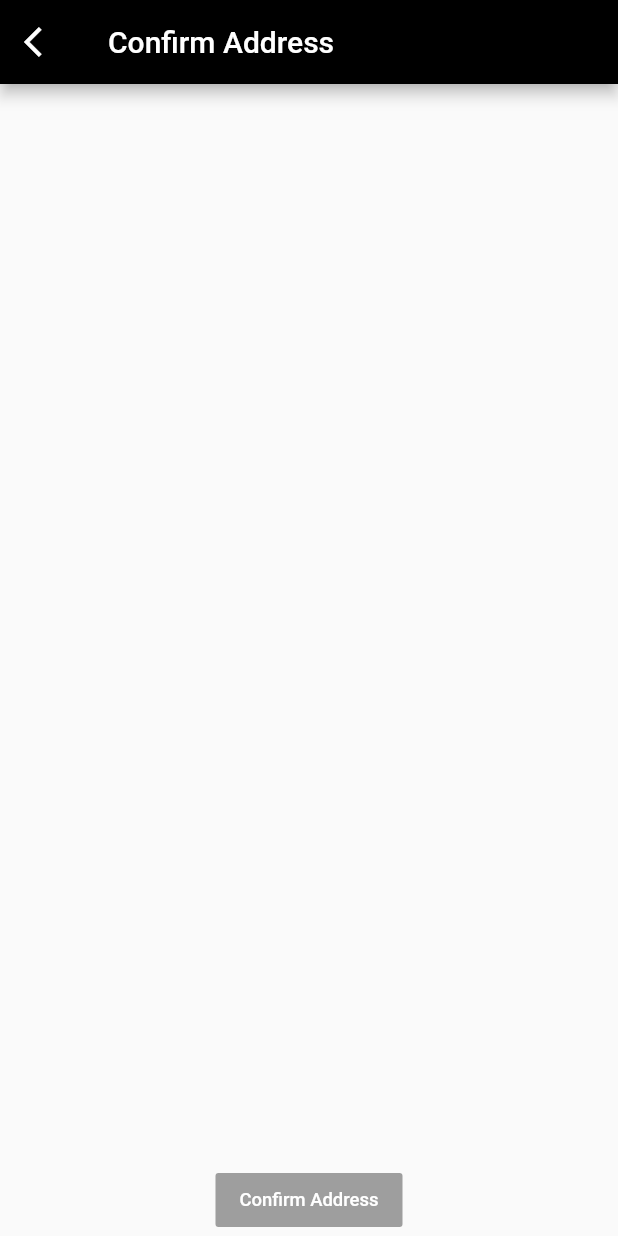
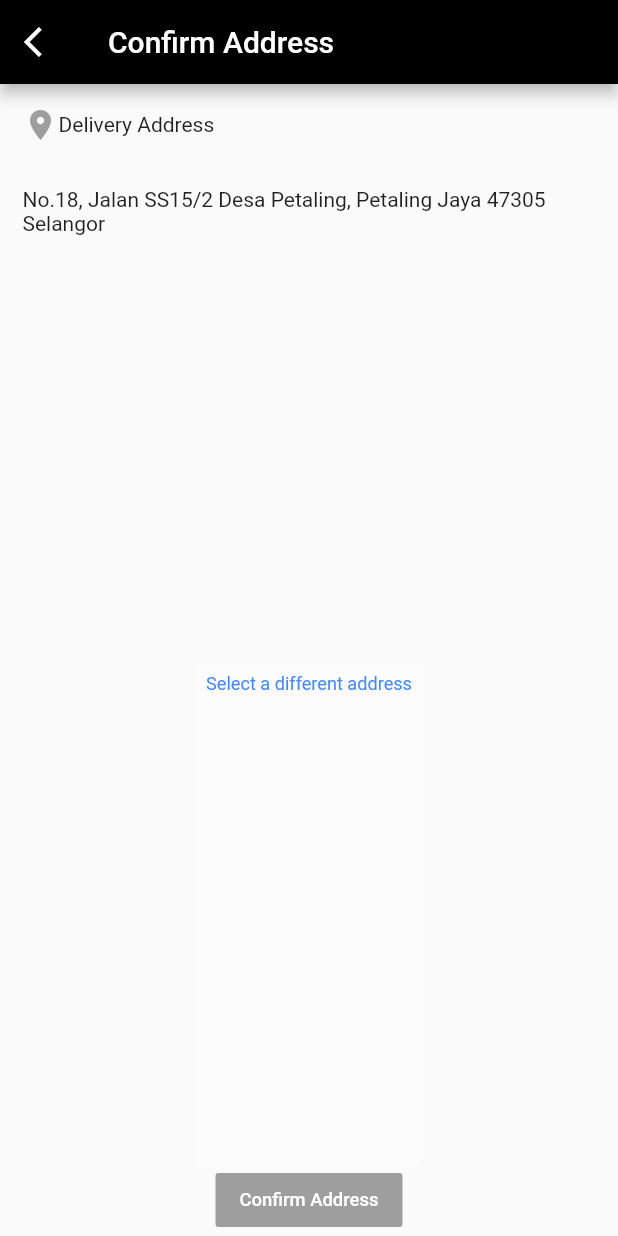
Before and after one commit to aimanuslim/Gas2Go, a Flutter app: the ConfirmOrder screen opened directly, on a phone screen of 412 x 824 dp. Run offline on Flutter 3.47's test engine with Material 2 defaults, Android fonts, the phone set to English and light mode, and no system bars; missing offline and left inert: transformer_page_view.

Commit message:
Add Screen 1

```diff
--- a/lib/customerorder_confirmaddress.dart
+++ b/lib/customerorder_confirmaddress.dart
@@ -1,6 +1,7 @@
 import 'package:flutter/material.dart';
 
-class ConfirmOrder extends StatelessWidget{
+//Screen 13
+class ConfirmOrder extends StatelessWidget {
   @override
   Widget build(BuildContext context) {
     return new Scaffold(
@@ -8,42 +9,79 @@ class ConfirmOrder extends StatelessWidget{
         backgroundColor: Colors.black,
         leading: IconButton(
           tooltip: "Previous Screen",
-          icon: new Icon(Icons.arrow_back_ios, color: Colors.white,),
+          icon: new Icon(
+            Icons.arrow_back_ios,
+            color: Colors.white,
+          ),
           onPressed: null,
         ),
         title: new Text("Confirm Address"),
       ),
-
       body: new Container(
         child: Column(
           children: <Widget>[
+            Padding(
+              padding: const EdgeInsets.all(15.0),
+              child: Row(
+                children: <Widget>[
+                  new Icon(
+                    Icons.location_on,
+                    color: Colors.grey,
+                  ),
+                  new Text("Delivery Address"),
+                ],
+              ),
+            ),
             new Expanded(
               child: new Container(
-
+                child: Column(
+                  children: <Widget>[
+                    Column(
+                      children: <Widget>[
+                        Padding(
+                          padding: const EdgeInsets.all(15.0),
+                          child: new Text(
+                              "No.18, Jalan SS15/2 Desa Petaling, Petaling Jaya 47305 Selangor"),
+                        ),
+                      ],
+                    )
+                  ],
+                ),
               ),
-
             ),
-
+            new Expanded(
+              child: new SelectDifferentAddress(),
+            ),
             new Container(
               child: new Center(
                 child: FlatButton(
                   color: Colors.grey,
                   textColor: Colors.white,
-                  onPressed: ()=> debugPrint ("Confirm"),
-                  child: new Text("Confirm Address",
-                  style: new TextStyle(
-                    fontSize: 12.3
-                  ) ,
+                  onPressed: () => debugPrint("Confirm"),
+                  child: new Text(
+                    "Confirm Address",
+                    style: new TextStyle(fontSize: 12.3),
                   ),
                 ),
               ),
-            )
+            ),
           ],
         ),
       ),
-
-
     );
   }
+}
 
+class SelectDifferentAddress extends StatelessWidget {
+  @override
+  Widget build(BuildContext context) {
+    return GestureDetector(
+        onTap: null,
+        child: new Container(
+          padding: const EdgeInsets.all(6),
+          decoration: BoxDecoration(color: Colors.white30),
+          child: new Text("Select a different address",
+              style: new TextStyle(color: Colors.blueAccent, fontSize: 12.1)),
+        ));
+  }
 }
```
